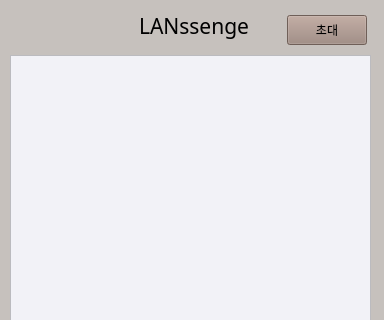
Above: src/client/gui/groupchatwindow.ui from TaehyunJeon0203/lanssenger before the change; both pictures show x 0 to 384 and y 0 to 320 of the 384 by 626 pixel window. Below: the same form after it.
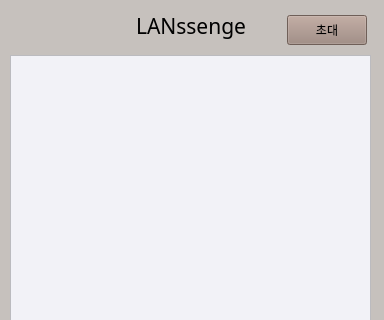
That is the form after the change.

Commit message: Design : 버튼 위치 조절/ 채팅창 화면 크기 변경

Diff of the .ui file:
```diff
--- a/src/client/gui/groupchatwindow.ui
+++ b/src/client/gui/groupchatwindow.ui
@@ -80,7 +80,7 @@
   <widget class="QLabel" name="currentRoomLabel">
    <property name="geometry">
     <rect>
-     <x>139</x>
+     <x>136</x>
      <y>10</y>
      <width>111</width>
      <height>31</height>
```
The commit also changes 1 other file.
